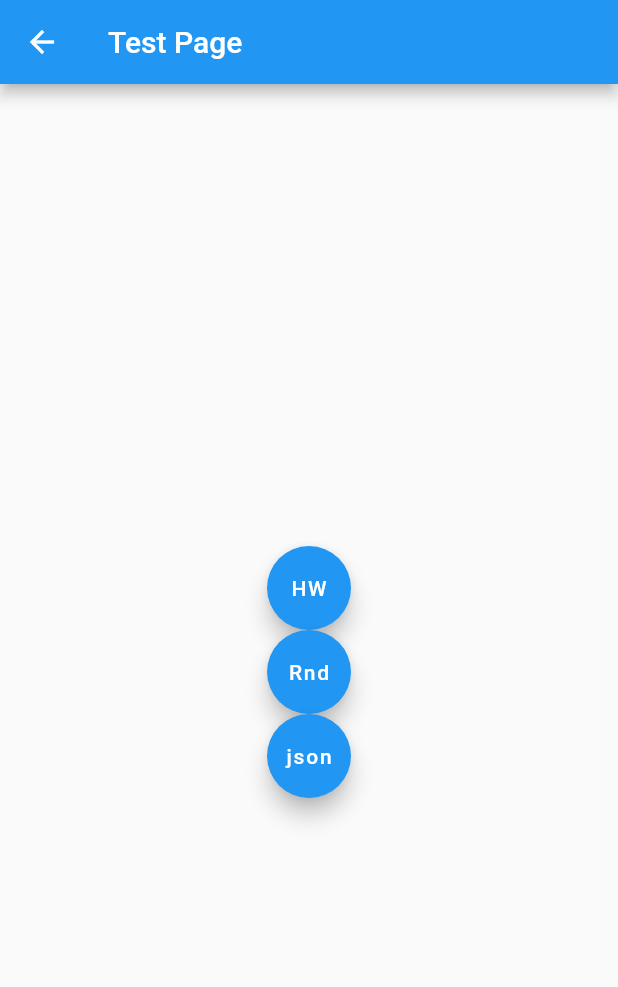
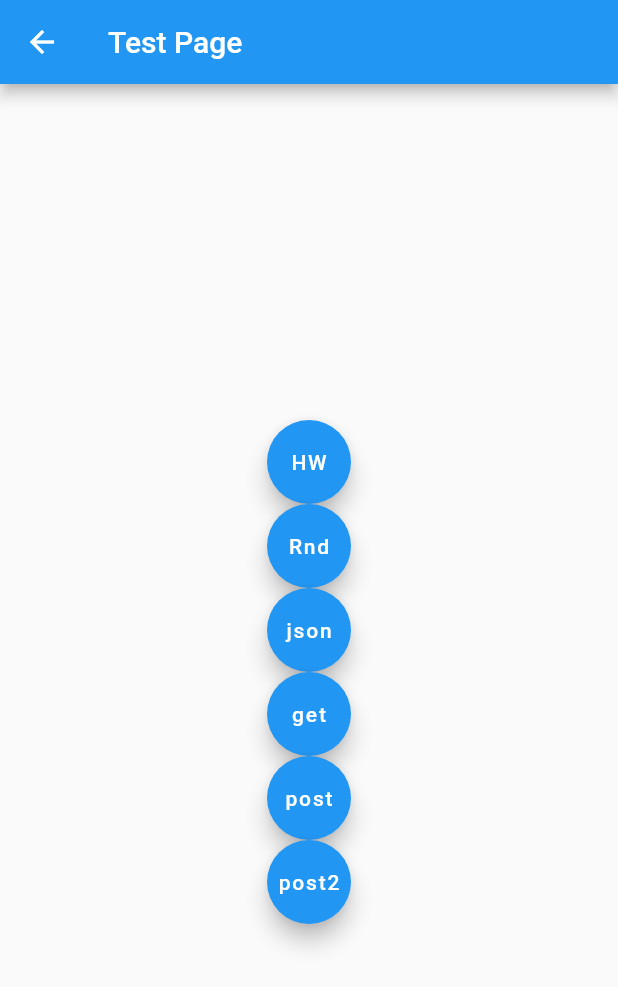
Before and after one commit to kc3hack/2023_G, a Flutter app: the ComTestPage screen opened directly, after a tap on "json", on a phone screen of 412 x 824 dp. Shown: the top 987 px of the screen. Run offline on Flutter 3.47's test engine with Material 2 defaults, Android fonts, the light colour scheme and no system bars; network calls fail.

Commit message:
flaskAPIへのpost部分未完成

```diff
--- a/reminder/lib/com_with_flask.dart
+++ b/reminder/lib/com_with_flask.dart
@@ -9,7 +9,7 @@ import 'flutter_data.dart';
 //cf https://stackoverflow.com/questions/65630743/how-to-solve-flutter-web-api-cors-error-only-with-dart-code
 
 Future<void> getHelloWorld() async {
-  var jsondata = await getDatafromSubURL();
+  var jsondata = await getDatafromSubURL('');
   debugPrint(jsondata);
 }
 
@@ -23,13 +23,27 @@ Future<void> getRandomId() async {
 Future<dynamic> getDatafromFullURL(String fullurl) async {
   var response = await http.get(Uri.parse(fullurl));
   debugPrint('StatusCode:${response.statusCode.toString()}');
-  if (response.statusCode != 200) return;
+  //if (response.statusCode != 200) return;
   return jsonDecode(response.body);
 }
 
-Future<dynamic> getDatafromSubURL([String suburl = '']) async {
+Future<dynamic> postDatafromFullURL(
+    String fullurl, Map<String, String> map) async {
+  var response = await http.post(Uri.parse(fullurl), body: jsonEncode(map));
+  debugPrint('StatusCode:${response.statusCode.toString()}');
+  //if (response.statusCode != 200) return;
+  return jsonDecode(response.body);
+}
+
+Future<dynamic> getDatafromSubURL(String suburl) async {
   String fullurl = 'http://127.0.0.1:5000$suburl';
   return getDatafromFullURL(fullurl);
+}
+
+Future<dynamic> postDatafromSubURL(
+    String suburl, Map<String, String> map) async {
+  String fullurl = 'http://127.0.0.1:5000$suburl';
+  return postDatafromFullURL(fullurl, map);
 }
 
 class ComTestPage extends StatefulWidget {
@@ -43,6 +57,14 @@ class ComTestPage extends StatefulWidget {
 
 class _ComTestPageState extends State<ComTestPage> {
   String infoText = '';
+
+  var n = NotificationData(
+      setDateTime: DateTime.now(),
+      limitDateTime: DateTime.now().add(const Duration(days: 10)),
+      title: "test",
+      description: "desc",
+      //remindList: [DateTime(2023, 2, 15), DateTime(2023, 2, 22)],
+      channelID: 123);
 
   @override
   Widget build(BuildContext context) {
@@ -69,13 +91,6 @@ class _ComTestPageState extends State<ComTestPage> {
             ),
             FloatingActionButton(
               onPressed: () {
-                var n = NotificationData(
-                    setDateTime: DateTime.now(),
-                    limitDateTime: DateTime.now().add(const Duration(days: 10)),
-                    title: "test",
-                    description: "desc",
-                    //remindList: [DateTime(2023, 2, 15), DateTime(2023, 2, 22)],
-                    channelID: 123);
                 final j = n.toJsonString();
                 debugPrint(j);
                 n = NotificationData.fromJsonString(j);
@@ -83,6 +98,40 @@ class _ComTestPageState extends State<ComTestPage> {
               },
               child: const Text('json'),
             ),
+            FloatingActionButton(
+              onPressed: () {
+                Future(() async {
+                  final res = await getDatafromSubURL('/notion');
+                  debugPrint(res.toString());
+                });
+              },
+              child: const Text('get'),
+            ),
+            FloatingActionButton(
+              onPressed: () {
+                Future(() async {
+                  final res = await postDatafromSubURL('/notion', n.toMap());
+                  debugPrint(res.toString());
+                });
+              },
+              child: const Text('post'),
+            ),
+            FloatingActionButton(
+              onPressed: () {
+                Future(() async {
+                  var response = await http.post(
+                      Uri.parse('http://172.0.0.1:5000/notion'),
+                      body: jsonEncode({
+                        "content": "con",
+                        "setDateTime": "2023-02-16 13:00:00"
+                      }));
+                  debugPrint('StatusCode:${response.statusCode.toString()}');
+                  if (response.statusCode != 200) return;
+                  debugPrint(response.body.toString());
+                });
+              },
+              child: const Text('post2'),
+            ),
           ],
         ),
       ),
--- a/reminder/lib/flutter_data.dart
+++ b/reminder/lib/flutter_data.dart
@@ -14,15 +14,18 @@ class NotificationData {
       required this.description,
       required this.channelID});
 
-  String toJsonString() {
-    Map<String, dynamic> map = {
+  Map<String, String> toMap() {
+    return {
       "setDateTime": setDateTime.toString(),
       "limitDateTime": limitDateTime.toString(),
-      "title": title,
+      "content": title,
       "description": description,
-      "channelID": channelID
+      "channelID": channelID.toString(),
     };
-    return jsonEncode(map);
+  }
+
+  String toJsonString() {
+    return jsonEncode(toMap());
   }
 
   static NotificationData fromJsonString(String jstr) {
@@ -32,7 +35,6 @@ class NotificationData {
         limitDateTime: DateTime.parse(json["limitDateTime"].toString()),
         title: json["title"] as String,
         description: json["description"] as String,
-        //remindList: rl,
         channelID: json["channelID"] as int);
   }
 }
```
